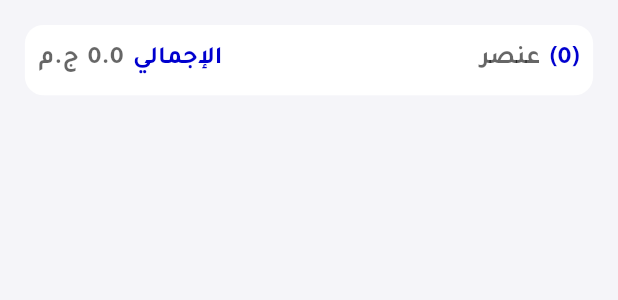
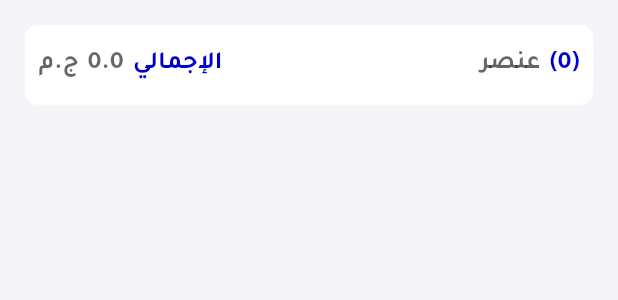
Before and after one commit to mod-ibr/E_commerce_app_kortobaa, a Flutter app: the CartViewBody widget shown alone on an empty page, opened directly, on a phone screen of 412 x 824 dp. Shown: the top 300 px of the screen. Run offline on Flutter 3.47's test engine with Material 2 defaults, Android fonts, the phone set to English and light mode, and no system bars; our stand-ins replace animated_bottom_navigation_bar, awesome_dialog, cached_network_image, dartz, device_preview, equatable and 8 more; accounts and stored records are empty; generated files the repository leaves out were written again; network calls fail.

```diff
--- a/lib/core/constants/app_locale_constants.dart
+++ b/lib/core/constants/app_locale_constants.dart
@@ -8,5 +8,7 @@ class AppLocaleConstants {
   static const String productPrice = 'price';
   static const String productDescription = 'description';
   static const String productRate = 'rate';
-  static const String amount = 'numberOfProducts';
+  static const String amount = 'amount';
+  static const String isAddedToCart = 'isAddedToCart';
+  static const String isAddedToFavorite = 'isAddedToFavorite';
 }
--- a/lib/features/cart_view/presentation/views/widget/cart_view_body.dart
+++ b/lib/features/cart_view/presentation/views/widget/cart_view_body.dart
@@ -47,7 +47,7 @@ class CartViewBody extends StatelessWidget {
       required BuildContext context}) {
     return Padding(
         padding: EdgeInsetsDirectional.all(16.sp),
-        child: Column(
+        child: const Column(
           children: [SummaryHeaderCartView()],
         ));
   }
--- a/lib/features/cart_view/presentation/views/widget/cart_view_summary_header.dart
+++ b/lib/features/cart_view/presentation/views/widget/cart_view_summary_header.dart
@@ -14,10 +14,10 @@ class SummaryHeaderCartView extends StatelessWidget {
     final locale = getL10n(context);
 
     return Container(
-      padding: EdgeInsets.symmetric(vertical: 13.sp, horizontal: 9.sp),
+      padding: EdgeInsets.symmetric(vertical: 16.sp, horizontal: 9.sp),
       decoration: BoxDecoration(
           borderRadius: BorderRadius.all(
-            Radius.circular(12.sp),
+            Radius.circular(8.sp),
           ),
           color: theme.colorScheme.tertiary),
       child: Row(
--- a/lib/features/home_view/data/models/products/result.dart
+++ b/lib/features/home_view/data/models/products/result.dart
@@ -8,8 +8,8 @@ class Result {
   String? description;
   String? rate;
   Category? category;
-  bool? isAddedToFavorite;
-  bool? isAddedToCart;
+  int? isAddedToFavorite;
+  int? isAddedToCart;
   int? amount;
 
   Result(
@@ -34,12 +34,11 @@ class Result {
         category: json['category'] == null
             ? null
             : Category.fromJson(json['category'] as Map<String, dynamic>),
-        isAddedToCart: json['isAddedToCart'] == null
-            ? false
-            : json['isAddedToCart'] as bool?,
+        isAddedToCart:
+            json['isAddedToCart'] == null ? 0 : json['isAddedToCart'] as int?,
         isAddedToFavorite: json['isAddedToFavorite'] == null
-            ? false
-            : json['isAddedToFavorite'] as bool?,
+            ? 0
+            : json['isAddedToFavorite'] as int?,
         amount: json['amount'] == null ? 1 : json['amount'] as int?,
       );
 
@@ -50,9 +49,9 @@ class Result {
         'price': price,
         'description': description,
         'rate': rate,
-        'isAddedToCart': isAddedToCart ?? false,
-        'isAddedToFavorite': isAddedToFavorite ?? false,
         'amount': amount ?? 1,
+        'isAddedToCart': isAddedToCart ?? 0,
+        'isAddedToFavorite': isAddedToFavorite ?? 0,
         'category': category?.toJson(),
       };
 }
--- a/lib/features/home_view/presentation/views/widgets/product_view_widgets/product_view_body.dart
+++ b/lib/features/home_view/presentation/views/widgets/product_view_widgets/product_view_body.dart
@@ -1,4 +1,5 @@
 import 'package:e_commerce_app/features/cart_view/presentation/manager/cart_cubit/cart_cubit.dart';
+import 'package:e_commerce_app/features/home_view/presentation/manager/products%20cubit/products_cubit.dart';
 import 'package:e_commerce_app/features/home_view/presentation/views/widgets/product_view_widgets/product_view_amount_row.dart';
 import 'package:e_commerce_app/features/home_view/presentation/views/widgets/product_view_widgets/product_view_expansion_text.dart';
 import 'package:flutter/material.dart';
@@ -61,6 +62,7 @@ class ProductViewBody extends StatelessWidget {
               padding: EdgeInsets.only(top: 12.sp),
               child: BlocBuilder<CartCubit, CartState>(
                 builder: (context, state) {
+                  product.amount = getProductsCubit(context).amount;
                   return ElevatedBttnCustom(
                     title: locale.addToCart,
                     onTap: () => getCartCubit(context)
```
Also changed, not shown: lib/features/cart_view/data/cart_locale_services.dart (+19 -5 lines), lib/features/cart_view/presentation/manager/cart_cubit/cart_cubit.dart (+5 -5 lines), lib/features/favorite/data/favorite_locale_services.dart (+15 -3 lines).
